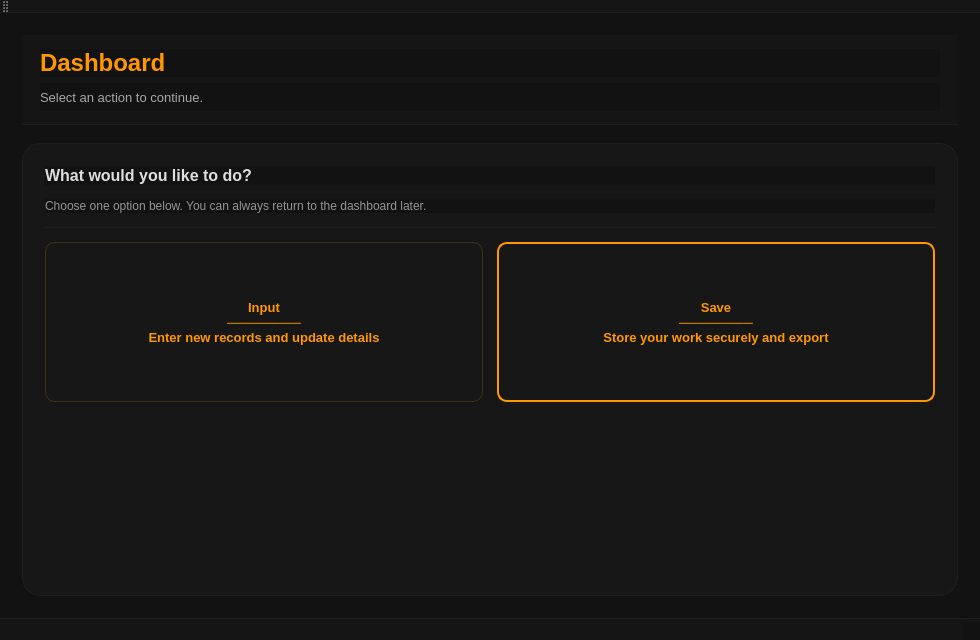
Before: the Qt Designer form app/ui/Dashboard.ui in kianfa/Imprest_Management, drawn with Qt 5.
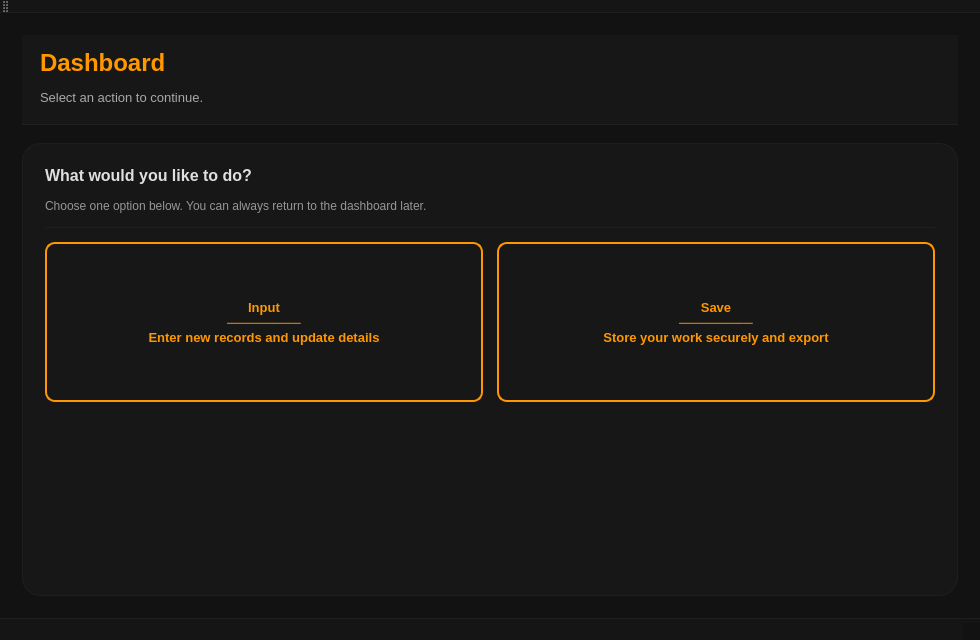
After: the same form once the commit is applied.

```diff
--- a/app/ui/Dashboard.ui
+++ b/app/ui/Dashboard.ui
@@ -29,7 +29,7 @@
 QMainWindow, QWidget {
     background-color: #121212;
     color: #EAEAEA;
-    font-family: "Segoe UI";
+    font-family: &quot;Segoe UI&quot;;
     font-size: 13px;
 }
 
@@ -37,9 +37,13 @@
    HEADER BAR
    ========================= */
 QFrame#headerBar {
-    background-color: #151515;
+    background-color: #171717;
     border-bottom: 1px solid rgba(255,255,255,10);
 }
+QLabel {
+background-color: #171717; 
+}
+
 
 /* Titles */
 QLabel#lblTitle {
@@ -105,10 +109,8 @@
     border: 1px solid rgba(255,152,0,90);
 }
 
-/* Optional: make the "primary" tile slightly more orange */
-QPushButton#btndashboard_input {
-    border: 1px solid rgba(255,152,0,45);
-}
+/* Optional: make the &quot;primary&quot; tile slightly more orange */
+
 
 /* =========================
    STANDARD BUTTONS (if you add more later)
@@ -153,7 +155,6 @@
 }
    </string>
   </property>
-
   <widget class="QWidget" name="centralwidget">
    <layout class="QVBoxLayout" name="rootLayout">
     <property name="spacing">
```
Left out of the diff: 56 changed lines with no effect on the pictures.
